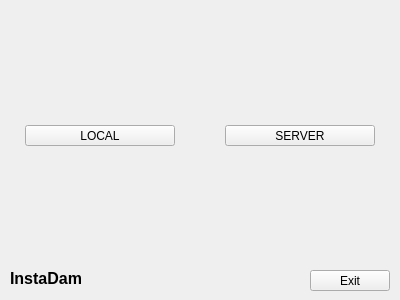
Above: Qt/InstaDam/app/startingwidget.ui from Vedhus/InstaDam before the change. Below: the same form after it.
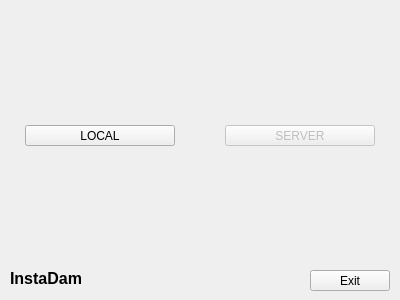
That is the form after the change.

What changed in the file:
```diff
--- a/Qt/InstaDam/app/startingwidget.ui
+++ b/Qt/InstaDam/app/startingwidget.ui
@@ -27,6 +27,9 @@
    </property>
   </widget>
   <widget class="QPushButton" name="pushButton_2">
+   <property name="enabled">
+    <bool>false</bool>
+   </property>
    <property name="geometry">
     <rect>
      <x>225</x>
```
